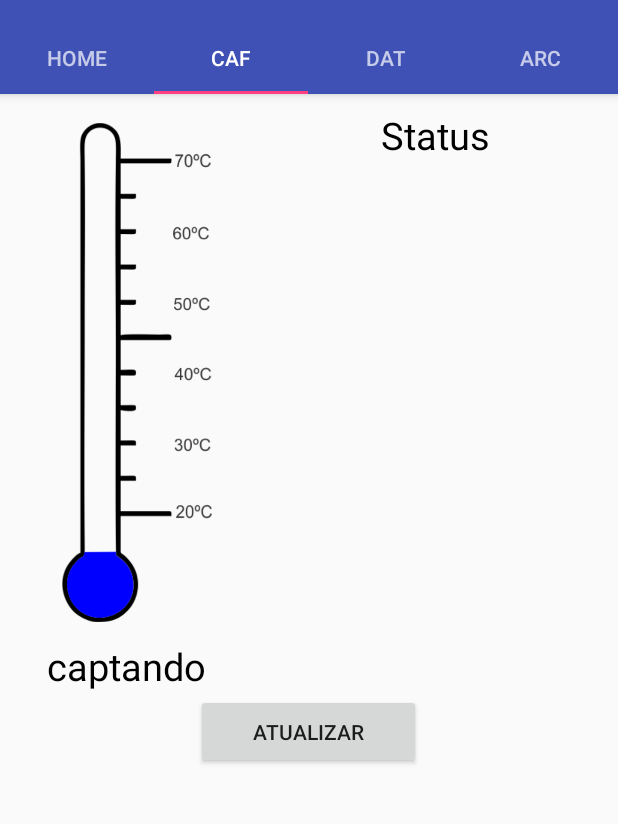
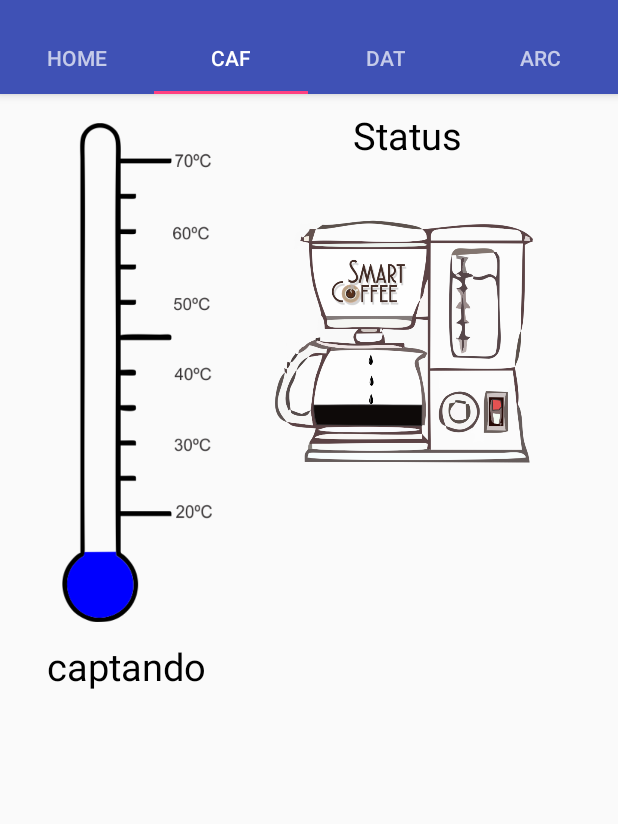
Before and after one commit to franciscogabrielufam/smartlab_app, an Android app: the screen it shows after launch (MainActivity), tab 2 chosen, on a phone screen of 412 x 824 dp, the part 62-886 px from its top. Run offline under Robolectric (Android 15) with nearby library versions, the phone set to English and light mode, and no system bars; our stand-ins replace Volley; network calls fail.

Commit message:
funcao requisicao automatica

```diff
--- a/app/src/main/java/com/example/newpc/laboratory/fragments/FragmentB.java
+++ b/app/src/main/java/com/example/newpc/laboratory/fragments/FragmentB.java
@@ -1,6 +1,7 @@
 package com.example.newpc.laboratory.fragments;
 
 import android.os.Bundle;
+import android.os.Handler;
 import android.support.annotation.Nullable;
 import android.support.v4.app.Fragment;
 import android.util.Log;
@@ -34,6 +35,7 @@ public class FragmentB extends Fragment {
     ImageView temp_c;
     TextView temp_ca;
     TextView status_c;
+    ImageView status_ca;
     Button bt;
     List<Cafeteira> listar = new ArrayList<>();
     @Override
@@ -48,18 +50,28 @@ public class FragmentB extends Fragment {
         temp_ca = view.findViewById(R.id.temp_ca);
         temp_c =  view.findViewById(R.id.temp_c);
         status_c = view.findViewById(R.id.status_c);
-        bt = view.findViewById(R.id.bt);
-        findAllCaf();
-
-        bt.setOnClickListener(new View.OnClickListener() {
+        status_ca = view.findViewById(R.id.status_ca);
+        //bt = view.findViewById(R.id.bt);
+        atualizar();
+/*        bt.setOnClickListener(new View.OnClickListener() {
             @Override
             public void onClick(View view) {
                 findAllCaf();
             }
-        });
+        });*/
         return view;
     }
 
+    public void atualizar() {
+
+        new Handler().postDelayed(new Runnable() {
+            @Override
+            public void run() {
+
+                findAllCaf();
+            }
+        }, 3000);
+    }
 
     /*----------cafeteira --------------------*/
     public void findAllCaf(){
@@ -80,6 +92,8 @@ public class FragmentB extends Fragment {
 
                                 listar.add(obj);
                             }
+
+                            atualizar();
                         } catch (JSONException e) {
                             e.printStackTrace();
                             Log.i("pesqui", e.toString());
@@ -156,7 +170,7 @@ public class FragmentB extends Fragment {
                         temp_c.setImageResource(R.drawable.t70m);
                     }else {
                         temp_c.setImageResource(R.drawable.tmais);
-                    }
+                    }//
 
                   //  temp_c.setImageResource(R.drawable.t30);
                     temp_ca.setText(listar.get(i).getTemperatura_c()+"º C");
@@ -164,12 +178,15 @@ public class FragmentB extends Fragment {
 
                     int status = Integer.parseInt(listar.get(i).getStatus_c());
                     if(status > 450){
+                        status_ca.setImageResource(R.drawable.preparando);
                         status_c.setText("Preparando");
                     }else{
                         if(status <=450 && status>=400){
+                            status_ca.setImageResource(R.drawable.quase_pronto);
                             status_c.setText("Quase pronto");
                         }
                         else if(status<400){
+                            status_ca.setImageResource(R.drawable.pronto);
                             status_c.setText("Pronto!");
                         }
                     }
--- a/app/src/main/res/layout/fragment_b.xml
+++ b/app/src/main/res/layout/fragment_b.xml
@@ -37,9 +37,8 @@
 
         <LinearLayout
             android:layout_width="190dp"
-            android:layout_height="match_parent"
-            android:orientation="vertical"
-            android:layout_weight="0.97">
+            android:layout_height="385dp"
+            android:orientation="vertical">
 
             <TextView
                 android:layout_width="85dp"
@@ -49,7 +48,13 @@
                 android:text="Status"
                 android:textColor="#000000"
                 android:textSize="25dp" />
-
+            <ImageView
+                android:id="@+id/status_ca"
+                android:layout_width="172dp"
+                android:layout_height="238dp"
+                android:src="@drawable/preparando"
+                android:layout_marginTop="1dp"
+                />
             <TextView
                 android:id="@+id/status_c"
                 android:layout_width="wrap_content"
@@ -61,10 +66,10 @@
                 android:textSize="25dp" />
         </LinearLayout>
     </LinearLayout>
-    <Button
+ <!--   <Button
         android:id="@+id/bt"
         android:layout_width="150dp"
         android:layout_gravity="center_horizontal"
         android:layout_height="50dp"
-        android:text="Atualizar"/>
+        android:text="Atualizar"/> -->
 </LinearLayout>
```
Also changed, not shown: app/src/main/res/drawable/preparando.png (added), app/src/main/res/drawable/pronto.png (added), app/src/main/res/drawable/quase_pronto.png (added).
